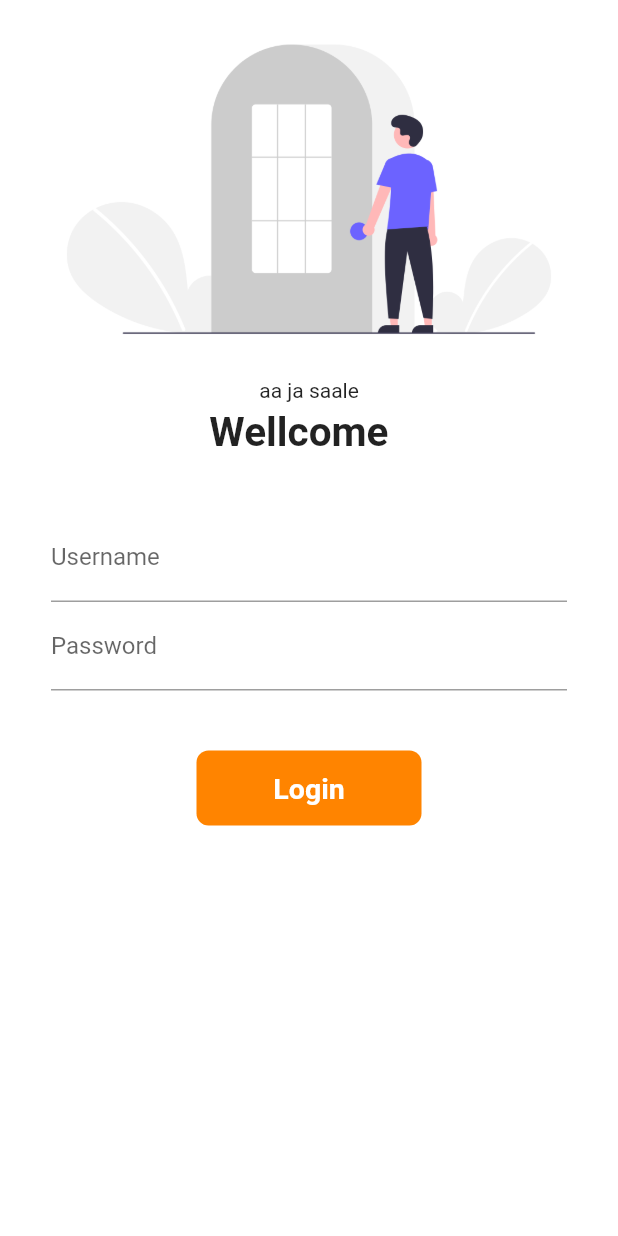
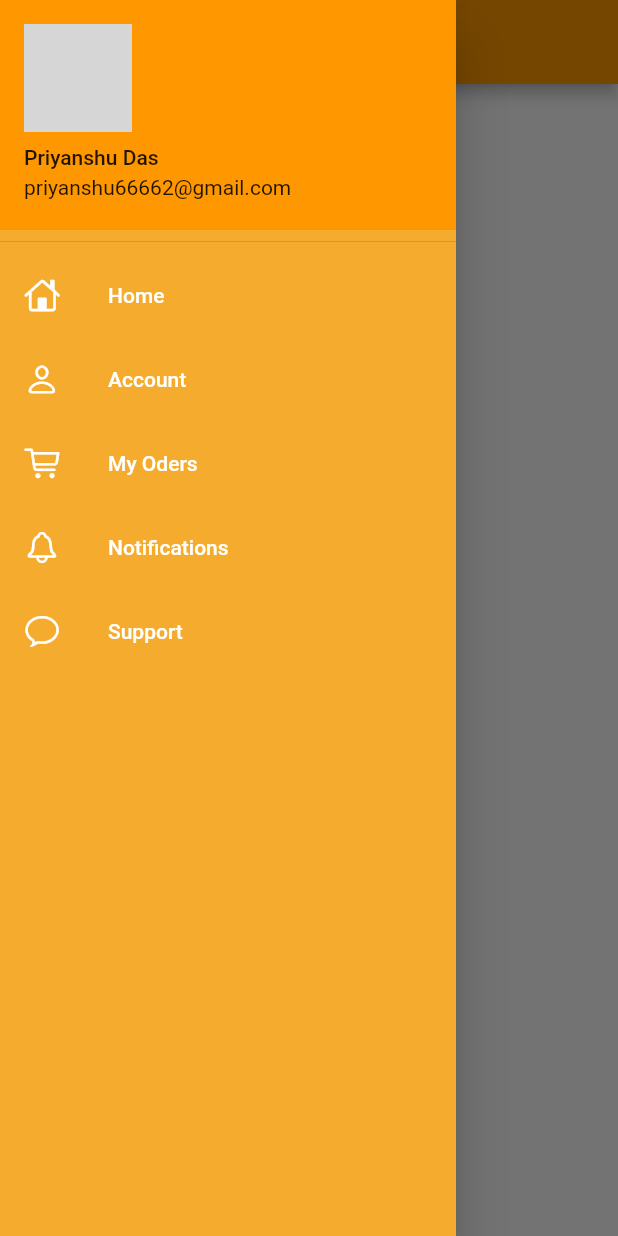
Before and after one commit to priyanshu1087/30_days_of_Flutter, a Flutter app: the screen it shows after launch, with the side drawer open (before the commit the screen has no drawer), on a phone screen of 412 x 824 dp. Run offline on Flutter 3.47's test engine with Material 2 defaults, Android fonts, the phone set to English and light mode, and no system bars; network calls fail; grey boxes are pictures that could not be loaded.

Commit message:
day_8_compleated

```diff
--- a/lib/main.dart
+++ b/lib/main.dart
@@ -1,4 +1,5 @@
 import 'package:flutter/material.dart';
+import 'package:flutter_application_2/pages.dart/drawer.dart';
 import 'pages.dart/home_page.dart';
 import 'pages.dart/login_page.dart';
 import 'utils/routes.dart';
@@ -16,10 +17,12 @@ Widget build(BuildContext context){
     theme: ThemeData(primarySwatch:Colors.orange,
    ),
     darkTheme: ThemeData(brightness: Brightness.dark,),
+    //initialRoute: 'pages.dart/drawer.dart',
     routes: {
-      "/":(context) => LoginPage(),
+      "/":(context) => HomePage(),
       MyRoutes.homeRoute :(context) => HomePage(),
       MyRoutes.loginRoute:(context) => LoginPage(),
+      MyRoutes.drawerRoute:(context) => Mydrawer(),
     },
   );
 }
--- /dev/null
+++ b/lib/pages.dart/drawer.dart
@@ -0,0 +1,80 @@
+import 'package:flutter/cupertino.dart';
+import 'package:flutter/material.dart';
+class Mydrawer extends StatelessWidget {
+const Mydrawer({super.key});
+
+  @override
+  Widget build(BuildContext context) {
+    final imageUrl = "https://media.licdn.com/dms/image/D4D03AQHpwYcfBzROoQ/profile-displayphoto-shrink_400_400/0/1669445574322?e=1685577600&v=beta&t=Bk-6dkA9cL9k8Du30TYo1UO-hzZRzAl9NQGOYkG_KQY";
+    return Drawer(
+      child: Container(
+        color: Color.fromARGB(255, 245, 172, 46),
+        child:ListView(
+          padding: EdgeInsets.zero,
+          children: [
+         DrawerHeader(
+          padding:EdgeInsets.zero,
+          child:UserAccountsDrawerHeader(
+
+            accountName:Text("Priyanshu Das"),
+            accountEmail:Text("priyanshu66662@gmail.com"),
+            currentAccountPicture: CircleAvatar(
+              backgroundImage: NetworkImage(imageUrl),
+              ),
+             ),
+           ),
+
+           ListTile(
+              leading: Icon(CupertinoIcons.home,
+              color: Colors.white,
+              ),
+              title:Text("Home",
+              style: TextStyle(
+                color: Colors.white
+              ),) ,
+            ),
+            ListTile(
+              leading: Icon(CupertinoIcons.person,
+              color: Colors.white,
+              ),
+              title:Text("Account",
+              style: TextStyle(
+                color: Colors.white
+              ),) ,
+            ),
+            ListTile(
+              leading: Icon(CupertinoIcons.cart,
+              color: Colors.white,
+              ),
+              title:Text("My Oders",
+              style: TextStyle(
+                color: Colors.white
+              ),) ,
+            ),
+            ListTile(
+              leading: Icon(CupertinoIcons.bell,
+              color: Colors.white,
+              ),
+              title:Text("Notifications",
+              style: TextStyle(
+                color: Colors.white
+              ),) ,
+            ),
+             ListTile(
+              leading: Icon(CupertinoIcons.chat_bubble,
+              color: Colors.white,
+              ),
+              title:Text("Support",
+              style: TextStyle(
+                color: Colors.white
+              ),) ,
+            ),
+
+
+
+          ],
+        ),
+      ),
+    );
+  }
+}
--- a/lib/pages.dart/home_page.dart
+++ b/lib/pages.dart/home_page.dart
@@ -1,5 +1,5 @@
 import 'package:flutter/material.dart';
-
+import 'package:flutter_application_2/pages.dart/drawer.dart';
 
 class HomePage extends StatelessWidget{
 
@@ -7,14 +7,14 @@ class HomePage extends StatelessWidget{
   Widget build(BuildContext context){
   return Scaffold(
     appBar:AppBar(
-    title: Text("Vag bokachoda bal"),
+    title: Text("Shopee"),
     ),
     body: Center(
       child:Container(
-        child:Text("It is my day 2 project :) Please give your feedback..... "),
+        child:Text("Wellcome to Shopee "),
         ),
        ),
-       drawer: Drawer(),
+       drawer: Mydrawer(),
   );
 }
 }
--- a/lib/pages.dart/login_page.dart
+++ b/lib/pages.dart/login_page.dart
@@ -9,11 +9,24 @@ class _LoginPageState extends State<LoginPage> {
   String name = " ";
 
   bool changedButton = false;
+  final _formkey = GlobalKey<FormState>();
+  moveToHome(BuildContext context) async {
+    setState(() {
+                  changedButton = true;
+                });
+                await Future.delayed(Duration(seconds:1 ));
+               await Navigator.pushNamed(context, MyRoutes.homeRoute);
+                 setState(() {
+                  changedButton = false;
+                });
+  }
   @override
   Widget build(BuildContext context){
   return Material(
     color: Colors.white,
    child : SingleChildScrollView(
+    child: Form(
+      key: _formkey,
       child: Column(
         children: [
           Image.asset("assets/images/login.png",fit:BoxFit.cover),
@@ -30,57 +43,64 @@ class _LoginPageState extends State<LoginPage> {
               decoration: InputDecoration(
                 hintText: "Enter username",
                 labelText: "Username",
-            // OnChanged : ((value) {
-             // name= value;
+             //  OnChanged : ((value) {
+              //  name= value;
               //  setState(() {});
+            //  },
+            ),
+            ///: (value){
+            ///  if(value.isEmpty){
+            ///    return "Please enter user name ";
+            ////  }
+            //  return null;
            // },
             ),
-          ),
+
               TextFormField (
                 obscureText: true,
               decoration: InputDecoration(
                 hintText: "Enter password",
                 labelText: "Password",
                ),
+              // validator: (value){
+              //if(value.isEmpty){
+              //  return "Please enter the password ";
+            //  }
+            //else
+             // return null;
+          //  },
             ),
             SizedBox(
             height: 40.0,
           ),
-          InkWell(
-          onTap: () async{
-            setState(() {
-              changedButton = true;
-            });
-            await Future.delayed(Duration(seconds:1 ));
-            Navigator.pushNamed(context, MyRoutes.homeRoute);
-          },
-          child: AnimatedContainer(
-            duration: Duration(seconds: 1),
+              Material(
+                color: Color.fromARGB(255, 255, 106, 0),
+                borderRadius: BorderRadius.circular(changedButton ? 50:8),
+
+
+              child: InkWell(
+              splashColor: Color.fromARGB(255, 238, 196, 134),
+
+              onTap: () => moveToHome(context),
+              child: Ink(
+               //duration: Duration(seconds: 1),
                 width: changedButton ? 50 : 150,
                 height: 50,
 
-            alignment: Alignment.center,
-            child: changedButton? Icon(Icons.done, color : Colors.white,) :Text("Login",style: TextStyle(color: Colors.white,fontWeight:FontWeight.bold, fontSize:19)),
-            decoration: BoxDecoration(
-             color: Color.fromARGB(255, 255, 132, 0),
 
-             borderRadius: BorderRadius.circular(changedButton ? 50:8),
+               // Alignment: Alignment.center,
+                child: changedButton? Icon(Icons.done, color : Colors.white,) :Text("Login",textAlign:TextAlign.center ,style: TextStyle(color: Colors.white,fontWeight:FontWeight.bold, fontSize:19,)),
+
               ),
                     ),
             )
-       // ElevatedButton(
-         // child: Text("Login"),
-        //style: TextButton.styleFrom(minimumSize: Size(150, 50)),
-        //onPressed: () {
-         // Navigator.pushNamed(context, MyRoutes.homeRoute);
-       // },
-
             ],
            ),
          )
         ]
         ),
     ),
+    ),
   );
 }
 }
--- a/lib/utils/routes.dart
+++ b/lib/utils/routes.dart
@@ -1,4 +1,6 @@
 class MyRoutes{
   static String loginRoute = '/login';
   static String homeRoute = '/home';
+  static String drawerRoute = '/drawer';
+
 }
```
Also changed, not shown: assets/images/priyanshu.jpeg (added). Lines whose indentation alone changed are shown as unchanged.
